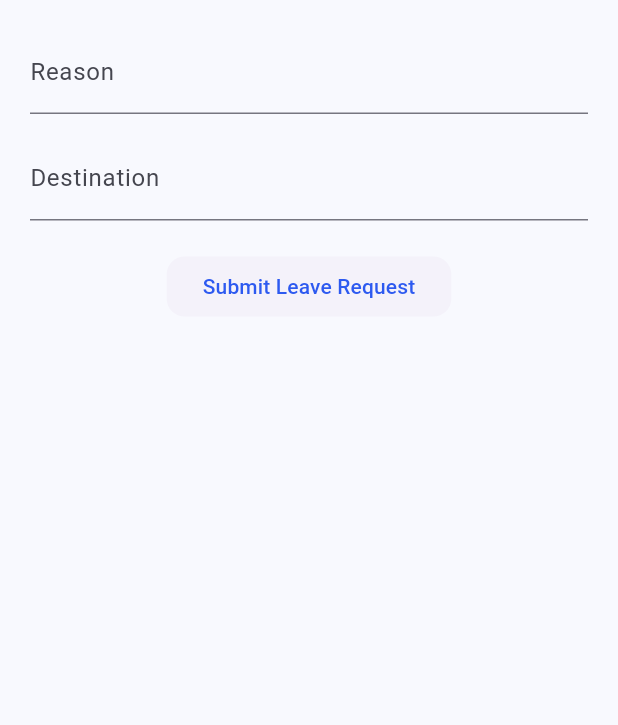
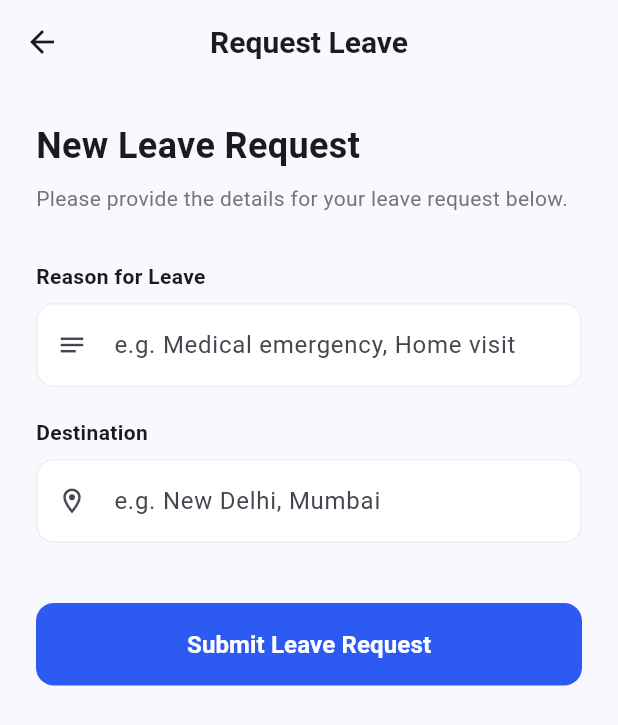
Before and after one commit to babbaransh12-ux/Gatepass_management_system, a Flutter app: the RequestLeaveScreen screen opened directly, on a phone screen of 412 x 824 dp. Shown: the top 725 px of the screen. Run offline on Flutter 3.47's test engine with Material 3 defaults, Android fonts, the phone set to English and light mode, and no system bars; our stand-ins replace device_info_plus, flutter_card_swiper, flutter_dotenv, flutter_local_notifications, qr_flutter, shared_preferences and 1 more; missing offline and left inert: mobile_scanner, screen_protector; accounts and stored records are empty; network calls fail.

Commit message:
Final Commit

```diff
--- a/frontend/lib/features/auth/loginscreen.dart
+++ b/frontend/lib/features/auth/loginscreen.dart
@@ -53,6 +53,8 @@ class _LoginScreenState extends State<LoginScreen> {
           child: Center(
             child: SingleChildScrollView(
               padding: const EdgeInsets.symmetric(horizontal: 30),
+                    child: ConstrainedBox(
+                      constraints: const BoxConstraints(maxWidth: 450),
                       child: Column(
                         mainAxisAlignment: MainAxisAlignment.center,
                         children: [
@@ -193,6 +195,7 @@ class _LoginScreenState extends State<LoginScreen> {
             ),
           ),
         ),
+      ),
     );
   }
 
--- a/frontend/lib/features/student/request_leave_screen.dart
+++ b/frontend/lib/features/student/request_leave_screen.dart
@@ -1,3 +1,4 @@
+import 'package:e_gatepass/shared/widgets/modern_scaffold.dart';
 import 'package:flutter/material.dart';
 
 class RequestLeaveScreen extends StatefulWidget {
@@ -8,66 +9,117 @@ class RequestLeaveScreen extends StatefulWidget {
 }
 
 class _RequestLeaveScreenState extends State<RequestLeaveScreen> {
-
-  bool hasProfileImage = false;
-
   final reasonController = TextEditingController();
   final destinationController = TextEditingController();
 
-  void submitRequest(){
-
-    if(!hasProfileImage){
-
-      ScaffoldMessenger.of(context).showSnackBar(
-        const SnackBar(
-          content: Text("Upload profile photo first"),
-        ),
-      );
-
-      return;
-    }
-
-    /// send to FastAPI
-
+  void submitRequest() {
     debugPrint("Leave request submitted");
-
   }
 
   @override
   Widget build(BuildContext context) {
-
-    return Padding(
-      padding: const EdgeInsets.all(20),
-
+    return ModernScaffold(
+      title: "Request Leave",
+      body: Padding(
+        padding: const EdgeInsets.all(24.0),
         child: Column(
-
+          crossAxisAlignment: CrossAxisAlignment.stretch,
           children: [
-
-          TextField(
-            controller: reasonController,
-            decoration: const InputDecoration(
-              labelText: "Reason",
+            const Text(
+              "New Leave Request",
+              style: TextStyle(
+                fontSize: 24,
+                fontWeight: FontWeight.bold,
               ),
             ),
+            const SizedBox(height: 8),
+            Text(
+              "Please provide the details for your leave request below.",
+              style: TextStyle(
+                color: Colors.grey[600],
+                fontSize: 14,
+              ),
+            ),
+            const SizedBox(height: 32),
 
-          const SizedBox(height: 15),
-
-          TextField(
-            controller: destinationController,
-            decoration: const InputDecoration(
-              labelText: "Destination",
-            ),
+            _buildInputField(
+              label: "Reason for Leave",
+              controller: reasonController,
+              icon: Icons.notes,
+              hint: "e.g. Medical emergency, Home visit",
             ),
 
             const SizedBox(height: 20),
 
+            _buildInputField(
+              label: "Destination",
+              controller: destinationController,
+              icon: Icons.location_on_outlined,
+              hint: "e.g. New Delhi, Mumbai",
+            ),
+
+            const SizedBox(height: 40),
+
             ElevatedButton(
               onPressed: submitRequest,
-            child: const Text("Submit Leave Request"),
-          )
-
+              style: ElevatedButton.styleFrom(
+                backgroundColor: Theme.of(context).primaryColor,
+                foregroundColor: Colors.white,
+                padding: const EdgeInsets.symmetric(vertical: 16),
+                shape: RoundedRectangleBorder(
+                  borderRadius: BorderRadius.circular(12),
+                ),
+              ),
+              child: const Text(
+                "Submit Leave Request",
+                style: TextStyle(fontSize: 16, fontWeight: FontWeight.bold),
+              ),
+            ),
           ],
+        ),
       ),
     );
   }
+
+  Widget _buildInputField({
+    required String label,
+    required TextEditingController controller,
+    required IconData icon,
+    required String hint,
+  }) {
+    return Column(
+      crossAxisAlignment: CrossAxisAlignment.start,
+      children: [
+        Text(
+          label,
+          style: const TextStyle(
+            fontWeight: FontWeight.w600,
+            fontSize: 14,
+          ),
+        ),
+        const SizedBox(height: 8),
+        TextField(
+          controller: controller,
+          decoration: InputDecoration(
+            hintText: hint,
+            prefixIcon: Icon(icon, size: 20),
+            filled: true,
+            fillColor: Colors.white,
+            border: OutlineInputBorder(
+              borderRadius: BorderRadius.circular(12),
+              borderSide: BorderSide(color: Colors.grey[300]!),
+            ),
+            enabledBorder: OutlineInputBorder(
+              borderRadius: BorderRadius.circular(12),
+              borderSide: BorderSide(color: Colors.grey[200]!),
+            ),
+            focusedBorder: OutlineInputBorder(
+              borderRadius: BorderRadius.circular(12),
+              borderSide: BorderSide(color: Theme.of(context).primaryColor, width: 2),
+            ),
+          ),
+        ),
+      ],
+    );
   }
+}
--- a/frontend/lib/features/warden/reports_screen.dart
+++ b/frontend/lib/features/warden/reports_screen.dart
@@ -18,6 +18,7 @@ class _ReportsScreenState extends State<ReportsScreen> {
   int approvedToday = 0;
   int rejectedToday = 0;
   int activePasses = 0;
+  int emergencyPasses = 0;
   int insideCampus = 0;
   int outsideCampus = 0;
   int pendingReview = 0;
@@ -42,6 +43,7 @@ class _ReportsScreenState extends State<ReportsScreen> {
           approvedToday = stats['approved_today'] ?? 0;
           rejectedToday = stats['rejected_today'] ?? 0;
           activePasses = stats['active_passes'] ?? 0;
+          emergencyPasses = stats['emergency_passes'] ?? 0;
           insideCampus = stats['inside_campus'] ?? 0;
           outsideCampus = stats['outside_campus'] ?? 0;
           pendingReview = stats['pending_review'] ?? 0;
@@ -194,8 +196,9 @@ class _ReportsScreenState extends State<ReportsScreen> {
             mainAxisAlignment: MainAxisAlignment.spaceAround,
             children: [
               _subStat("Active Passes", activePasses.toString(), Icons.description_outlined, Colors.blue),
-              _subStat("Pending Review", pendingReview.toString(), Icons.access_time_rounded, Colors.purple),
-              _subStat("Total Students", totalStudents.toString(), Icons.people_outline_rounded, Colors.indigo),
+              _subStat("Emergency", emergencyPasses.toString(), Icons.emergency_rounded, Colors.redAccent),
+              _subStat("Pending", pendingReview.toString(), Icons.access_time_rounded, Colors.purple),
+              _subStat("Students", totalStudents.toString(), Icons.people_outline_rounded, Colors.indigo),
             ],
           ),
           const SizedBox(height: 32),
--- /dev/null
+++ b/frontend/lib/shared/widgets/modern_scaffold.dart
@@ -0,0 +1,84 @@
+import 'package:e_gatepass/core/utils/responsive.dart';
+import 'package:flutter/material.dart';
+
+class ModernScaffold extends StatelessWidget {
+  final Widget body;
+  final String? title;
+  final List<Widget>? actions;
+  final Widget? floatingActionButton;
+  final Widget? bottomNavigationBar;
+  final Widget? drawer;
+  final bool showAppBar;
+  final bool scrollable;
+  final double maxWidth;
+
+  const ModernScaffold({
+    super.key,
+    required this.body,
+    this.title,
+    this.actions,
+    this.floatingActionButton,
+    this.bottomNavigationBar,
+    this.drawer,
+    this.showAppBar = true,
+    this.scrollable = true,
+    this.maxWidth = 600, // Optimal reading/interaction width for tablets/desktop
+  });
+
+  @override
+  Widget build(BuildContext context) {
+    bool isDesktop = Responsive.isDesktop(context);
+    bool isTablet = Responsive.isTablet(context);
+
+    Widget content = scrollable
+        ? SingleChildScrollView(
+            physics: const BouncingScrollPhysics(),
+            child: body,
+          )
+        : body;
+
+    // Constrain width on large screens to keep it "native window" style
+    if (isDesktop || isTablet) {
+      content = Center(
+        child: Container(
+          constraints: BoxConstraints(maxWidth: maxWidth),
+          margin: const EdgeInsets.symmetric(vertical: 20, horizontal: 20),
+          decoration: isDesktop || isTablet ? BoxDecoration(
+            color: Theme.of(context).scaffoldBackgroundColor,
+            borderRadius: BorderRadius.circular(24),
+            boxShadow: [
+              BoxShadow(
+                color: Colors.black.withOpacity(0.05),
+                blurRadius: 20,
+                offset: const Offset(0, 10),
+              ),
+            ],
+          ) : null,
+          child: ClipRRect(
+            borderRadius: BorderRadius.circular(24),
+            child: content,
+          ),
+        ),
+      );
+    }
+
+    return Scaffold(
+      appBar: showAppBar
+          ? AppBar(
+              title: title != null ? Text(title!) : null,
+              actions: actions,
+              leading: isDesktop && drawer != null
+                  ? IconButton(
+                      icon: const Icon(Icons.menu),
+                      onPressed: () => Scaffold.of(context).openDrawer(),
+                    )
+                  : null,
+            )
+          : null,
+      drawer: drawer,
+      body: SafeArea(child: content),
+      floatingActionButton: floatingActionButton,
+      bottomNavigationBar: bottomNavigationBar,
+    );
+  }
+}
--- a/frontend/pubspec.yaml
+++ b/frontend/pubspec.yaml
@@ -51,6 +51,7 @@ dependencies:
 dev_dependencies:
   flutter_test:
     sdk: flutter
+  flutter_launcher_icons: "^0.13.1"
 
   # The "flutter_lints" package below contains a set of recommended lints to
   # encourage good coding practices. The lint set provided by the package is
@@ -58,6 +59,11 @@ dev_dependencies:
   # package. See that file for information about deactivating specific lint
   # rules and activating additional ones.
   flutter_lints: ^6.0.0
+
+flutter_launcher_icons:
+  android: "launcher_icon"
+  ios: true
+  image_path: "assets/images/logo.png"
 
 # For information on the generic Dart part of this file, see the
 # following page: https://dart.dev/tools/pub/pubspec
```
Also changed, not shown: frontend/lib/core/utils/responsive.dart (added, +39 -0 lines), frontend/lib/features/auth/splashscreen.dart (line endings or trailing spaces), frontend/pubspec.lock, 35 other files. Lines whose indentation alone changed are shown as unchanged.
